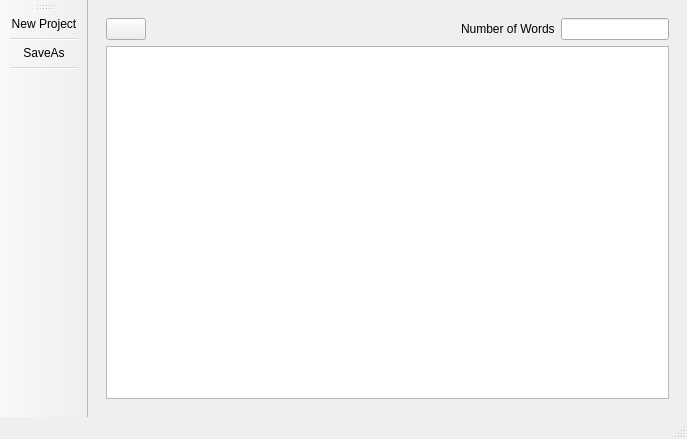
First picture: the form in layout.ui, repository Mostafa-ashraf19/SearchEngine, before the edit.
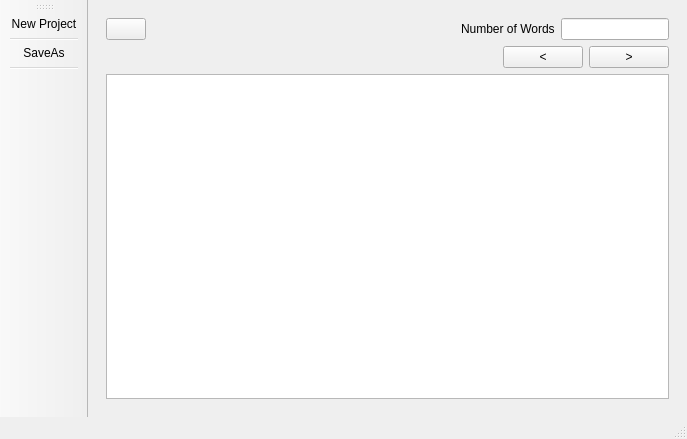
Second picture: the form after the edit. The open tabs and pages were chosen to show the change. Icons and pictures are not drawn.

Commit message: Main Layout

The edit to the form file:
```diff
--- a/layout.ui
+++ b/layout.ui
@@ -18,7 +18,7 @@
   </property>
   <widget class="QWidget" name="centralwidget">
    <layout class="QGridLayout" name="gridLayout">
-    <item row="0" column="0">
+    <item row="0" column="1">
      <widget class="QStackedWidget" name="stackedWidget">
       <property name="sizePolicy">
        <sizepolicy hsizetype="Preferred" vsizetype="Preferred">
@@ -371,6 +371,37 @@
           </item>
          </layout>
         </item>
+        <item>
+         <layout class="QHBoxLayout" name="horizontalLayout_4">
+          <item>
+           <spacer name="horizontalSpacer_7">
+            <property name="orientation">
+             <enum>Qt::Horizontal</enum>
+            </property>
+            <property name="sizeHint" stdset="0">
+             <size>
+              <width>40</width>
+              <height>20</height>
+             </size>
+            </property>
+           </spacer>
+          </item>
+          <item>
+           <widget class="QPushButton" name="searchBackward">
+            <property name="text">
+             <string>&lt;</string>
+            </property>
+           </widget>
+          </item>
+          <item>
+           <widget class="QPushButton" name="searchForward">
+            <property name="text">
+             <string>&gt;</string>
+            </property>
+           </widget>
+          </item>
+         </layout>
+        </item>
         <item>
          <widget class="QTextEdit" name="textEdit">
           <property name="html">
@@ -378,7 +409,7 @@
 &lt;html&gt;&lt;head&gt;&lt;meta name=&quot;qrichtext&quot; content=&quot;1&quot; /&gt;&lt;style type=&quot;text/css&quot;&gt;
 p, li { white-space: pre-wrap; }
 &lt;/style&gt;&lt;/head&gt;&lt;body style=&quot; font-family:'MS Shell Dlg 2'; font-size:8.25pt; font-weight:400; font-style:normal;&quot;&gt;
-&lt;p style=&quot;-qt-paragraph-type:empty; margin-top:0px; margin-bottom:0px; margin-left:0px; margin-right:0px; -qt-block-indent:0; text-indent:0px; font-family:'MS Shell Dlg 2';&quot;&gt;&lt;br /&gt;&lt;/p&gt;&lt;/body&gt;&lt;/html&gt;</string>
+&lt;p style=&quot;-qt-paragraph-type:empty; margin-top:0px; margin-bottom:0px; margin-left:0px; margin-right:0px; -qt-block-indent:0; text-indent:0px;&quot;&gt;&lt;br /&gt;&lt;/p&gt;&lt;/body&gt;&lt;/html&gt;</string>
           </property>
          </widget>
         </item>
```
The commit also changes 2 other files.
